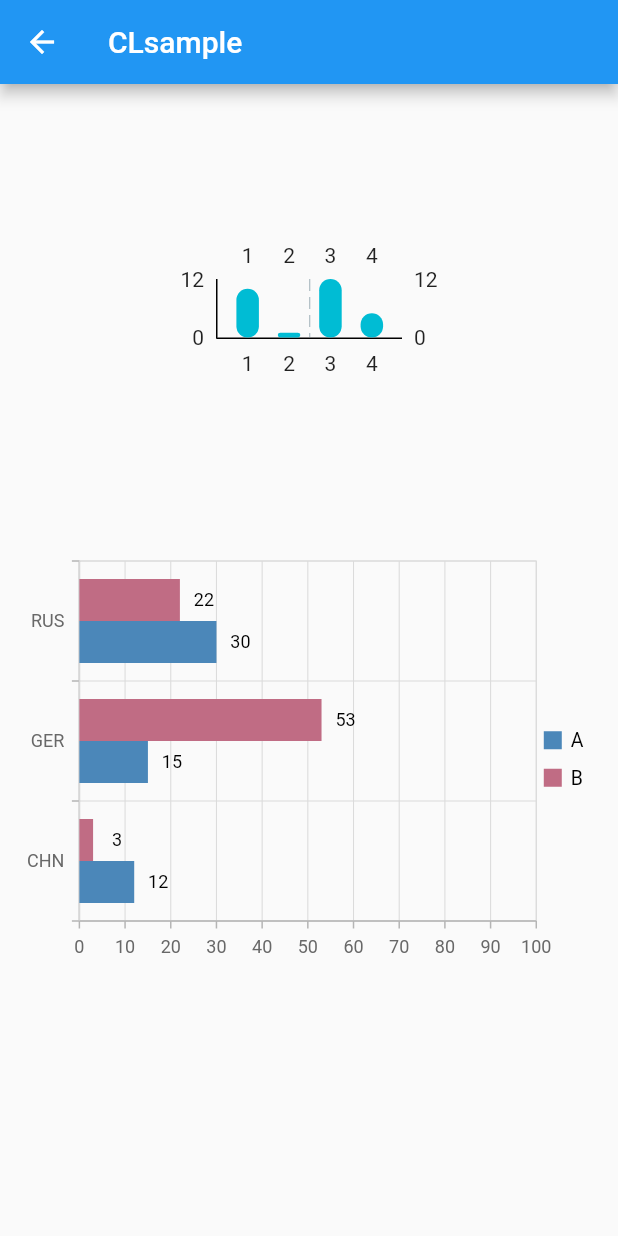
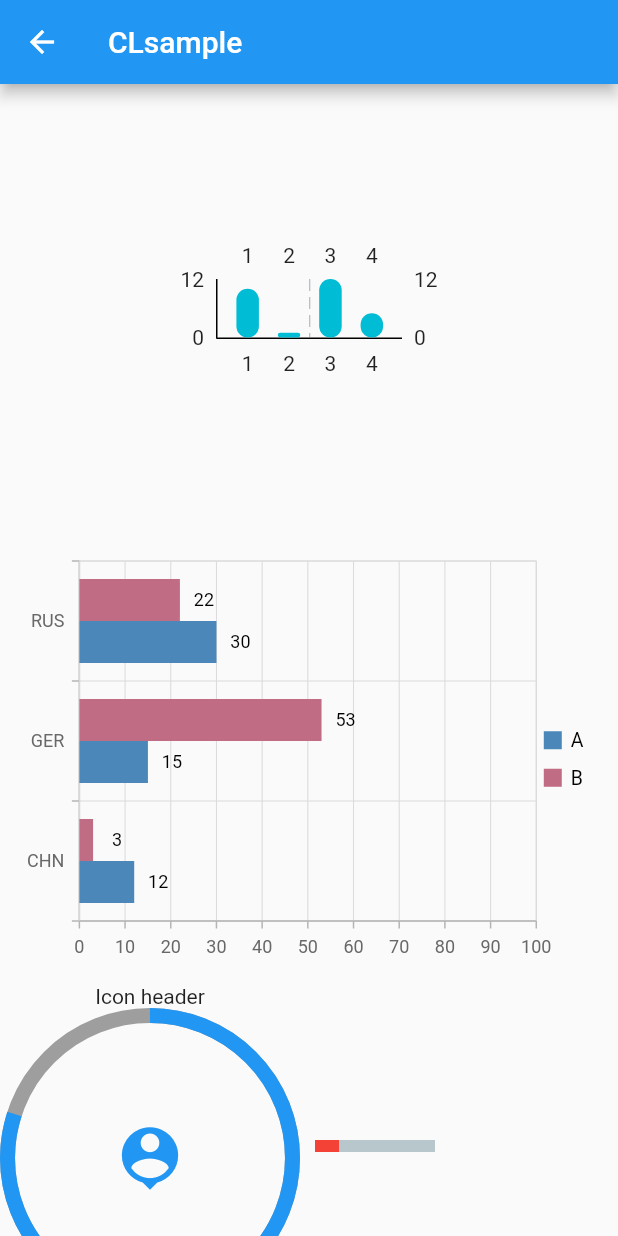
Before and after one commit to ise-208/sample-inspection, a Flutter app: the SamplePage10 screen opened directly, on a phone screen of 412 x 824 dp. Run offline on Flutter 3.47's test engine with Material 2 defaults, Android fonts, the phone set to English and light mode, and no system bars; drawn by our look-alikes of fl_chart, percent_indicator; our stand-ins replace syncfusion_flutter_charts; missing offline and left inert: flutter_material_pickers.

```diff
--- a/lib/presentation/sample_page10.dart
+++ b/lib/presentation/sample_page10.dart
@@ -1,5 +1,6 @@
 import 'package:fl_chart/fl_chart.dart';
 import 'package:flutter/material.dart';
+import 'package:percent_indicator/percent_indicator.dart';
 import 'package:syncfusion_flutter_charts/charts.dart';
 
 class SamplePage10 extends StatefulWidget {
@@ -16,7 +17,8 @@ class _SamplePage10State extends State<SamplePage10> {
       appBar: AppBar(
         title: Text("CLsample"),
       ),
-      body: Column(
+      body: SingleChildScrollView(
+        child: Column(
           children: [
             Container(
               height: 300,
@@ -86,7 +88,37 @@ class _SamplePage10State extends State<SamplePage10> {
                 ),
               ),
             ),
+            Container(
+              child: Row(
+                children: [
+                  Container(
+                    child: new CircularPercentIndicator(
+                      radius: 100.0,
+                      lineWidth: 10.0,
+                      percent: 0.8,
+                      header: Text("Icon header"),
+                      center: Icon(
+                        Icons.person_pin,
+                        size: 50.0,
+                        color: Colors.blue,
+                      ),
+                      backgroundColor: Colors.grey,
+                      progressColor: Colors.blue,
+                    ),
+                  ),
+                  Container(
+                    child: new LinearPercentIndicator(
+                      width: 100.0,
+                      lineHeight: 8.0,
+                      percent: 0.2,
+                      progressColor: Colors.red,
+                    ),
+                  )
                 ],
+              ),
+            )
+          ],
+        ),
       ),
     );
   }
--- a/pubspec.yaml
+++ b/pubspec.yaml
@@ -34,6 +34,8 @@ dependencies:
   fl_chart: ^0.62.0
   syncfusion_flutter_charts: ^21.1.35
   flutter_material_pickers: ^3.3.0
+  percent_indicator: ^4.0.1
+
 
 dev_dependencies:
 
```
Also changed, not shown: pubspec.lock. Lines whose indentation alone changed are shown as unchanged.
